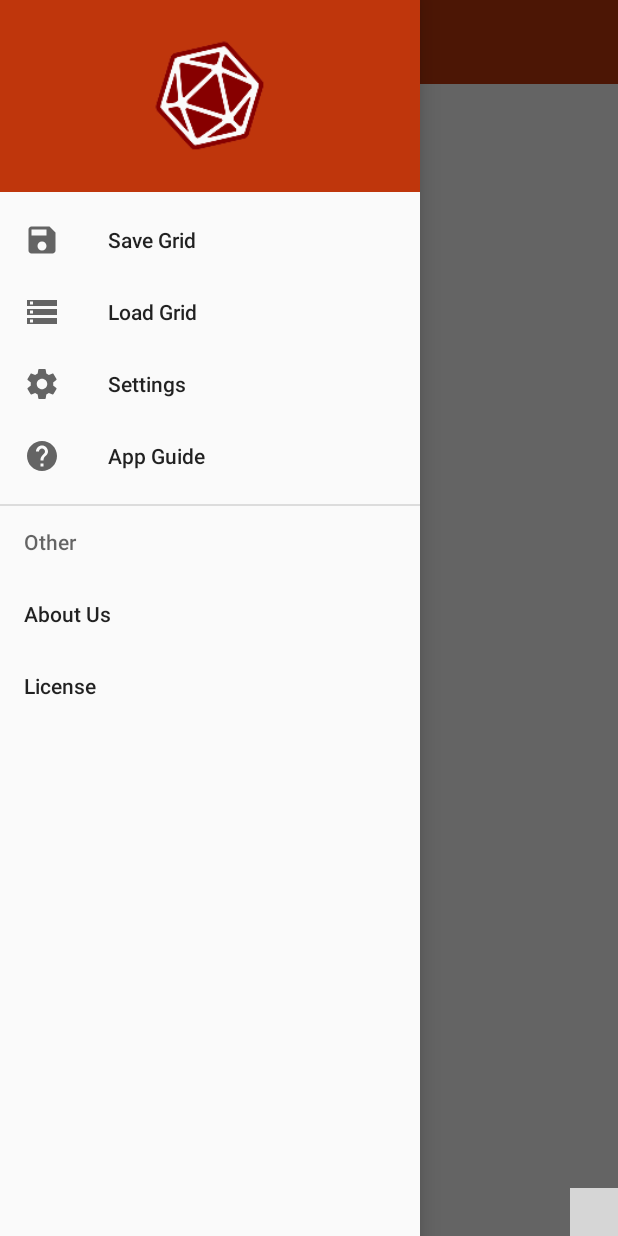
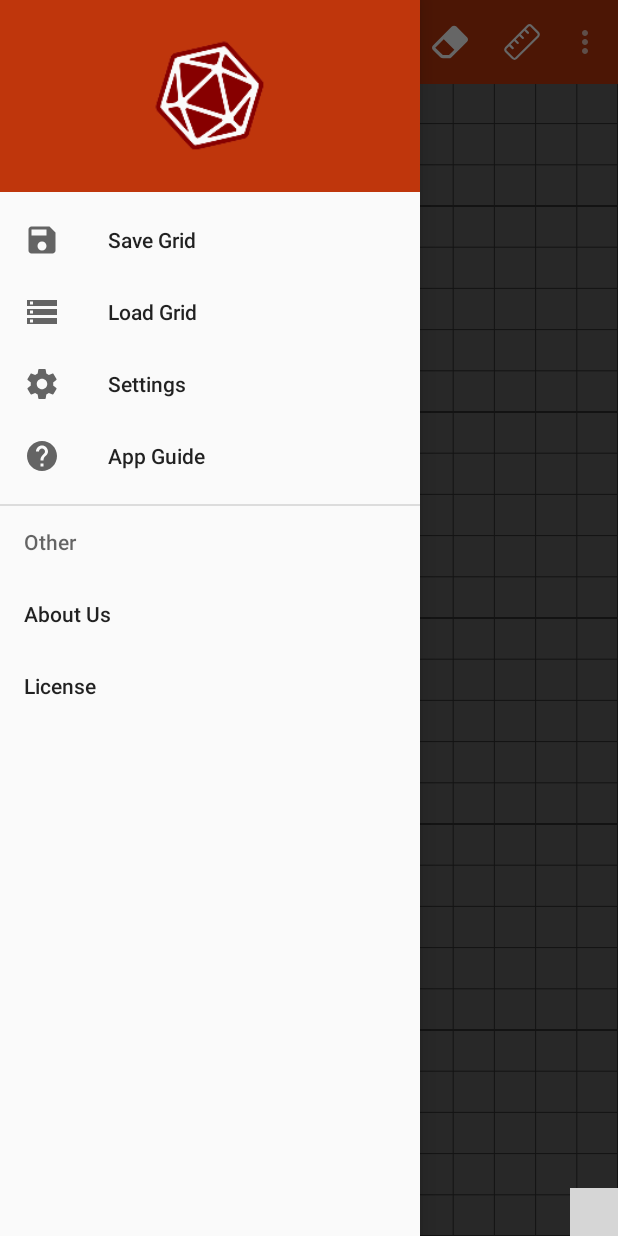
Before and after one commit to Ricc-manc95/IUM_Pregnant_Brains, an Android app: the CombatGrid screen opened directly, with no data from a screen before it, after a tap on "Open", on a phone screen of 412 x 824 dp. Run offline under Robolectric (Android 15) with nearby library versions, the phone set to English and light mode, and no system bars; libraries missing offline, so code that uses them is left out: com.leinardi.android; plain views replace SpeedDialOverlayLayout, SpeedDialView; 6 statements that could not run were skipped; grey boxes are pictures that could not be loaded.

Commit message:
HABEMUS GRIGLIA (E DUNGEON SKETCH MUTO)

```diff
--- a/D&DGridManager/app/src/main/java/com/unica/pregnantbrains/ddgridmanager/CombatGrid.java
+++ b/D&DGridManager/app/src/main/java/com/unica/pregnantbrains/ddgridmanager/CombatGrid.java
@@ -9,7 +9,9 @@ import android.support.v7.app.ActionBarDrawerToggle;
 import android.support.v7.app.AppCompatActivity;
 import android.support.v7.widget.Toolbar;
 import android.util.Log;
+import android.view.Menu;
 import android.view.MenuItem;
+import android.widget.FrameLayout;
 import android.widget.Toast;
 
 import com.leinardi.android.speeddial.SpeedDialActionItem;
@@ -26,6 +28,8 @@ public class CombatGrid extends AppCompatActivity {
     private SpeedDialView mSpeedDialView;
     private NavigationView mNavigationView;
 
+    private GridView mGridView;
+
     @Override
     protected void onCreate(final Bundle savedInstanceState) {
         super.onCreate(savedInstanceState);
@@ -33,7 +37,16 @@ public class CombatGrid extends AppCompatActivity {
 
         Intent intent = getIntent();
 
-        if (this.getApplicationContext() == null) return;
+        mGridView = new GridView(this);
+
+        FrameLayout gridContentFrame = (FrameLayout) this.findViewById(R.id.grid_content_frame);
+        gridContentFrame.addView(mGridView);
+
+        mGridView.requestFocus();
+
+        if (this.getApplicationContext() == null) {
+            return;
+        }
 
         /***/
         /**FAB & Speed Dial*/
@@ -85,6 +98,7 @@ public class CombatGrid extends AppCompatActivity {
                         return true;
                     case R.id.fab_line:
                         Toast.makeText(CombatGrid.this, "Draw Line clicked", Toast.LENGTH_SHORT).show();
+                        mGridView.setDrawMode();
                         mSpeedDialView.close();
                         return true;
                     default:
@@ -167,11 +181,25 @@ public class CombatGrid extends AppCompatActivity {
     @Override
     public boolean onOptionsItemSelected(MenuItem item) {
 
+        int id = item.getItemId();
+
         if (mToggle.onOptionsItemSelected(item)) {
             return true;
         }
+        if (id == R.id.eraser_tool) {
+            mGridView.setEraseMode();
+        } else if (id == R.id.ruler_tool) {
+
+        }
 
         return super.onOptionsItemSelected(item);
+    }
+
+    @Override
+    public boolean onCreateOptionsMenu(Menu menu) {
+        // Inflate the menu; this adds items to the action bar if it is present.
+        getMenuInflater().inflate(R.menu.grid_manipulation_menu, menu);
+        return true;
     }
 
     /**Closing Speed Dial & Drawer on back pressed*/
--- a/D&DGridManager/app/src/main/java/com/unica/pregnantbrains/ddgridmanager/ScrollBuffer.java
+++ b/D&DGridManager/app/src/main/java/com/unica/pregnantbrains/ddgridmanager/ScrollBuffer.java
@@ -36,7 +36,7 @@ public class ScrollBuffer {
         primary = Bitmap.createBitmap(width, height, Bitmap.Config.RGB_565);
         secondary = Bitmap.createBitmap(width, height, Bitmap.Config.RGB_565);
         invalidated = true;
-        mMinDraw = (int) (Units.dpToPx(MIN_DRAW_DIP));
+        //mMinDraw = (int) (Units.dpToPx(MIN_DRAW_DIP));
     }
 
     public DrawRequest scroll(float deltaX, float deltaY) {
--- a/D&DGridManager/app/src/main/java/com/unica/pregnantbrains/ddgridmanager/model/ColorScheme.java
+++ b/D&DGridManager/app/src/main/java/com/unica/pregnantbrains/ddgridmanager/model/ColorScheme.java
@@ -13,11 +13,11 @@ public class ColorScheme {
         this.lineColor = lineColor;
     }
 
-    int getBackgroundColor() {
+    public int getBackgroundColor() {
         return backgroundColor;
     }
 
-    int getLineColor() {
+    public int getLineColor() {
         return lineColor;
     }
 }
--- a/D&DGridManager/app/src/main/java/com/unica/pregnantbrains/ddgridmanager/view/GridView.java
+++ b/D&DGridManager/app/src/main/java/com/unica/pregnantbrains/ddgridmanager/view/GridView.java
@@ -1,36 +1,33 @@
 package com.unica.pregnantbrains.ddgridmanager.view;
 
-import android.annotation.SuppressLint;
 import android.content.Context;
-import android.graphics.Bitmap;
 import android.graphics.Canvas;
 import android.graphics.Color;
 import android.graphics.Paint;
-import android.graphics.Rect;
-import android.graphics.RectF;
-import android.graphics.Region;
-import android.support.v4.widget.SwipeRefreshLayout;
+import android.graphics.PointF;
 import android.view.GestureDetector;
 import android.view.MotionEvent;
 import android.view.ScaleGestureDetector;
-import android.view.SurfaceHolder;
-import android.view.SurfaceView;
 import android.view.View;
 
-import com.unica.pregnantbrains.ddgridmanager.ScrollBuffer;
 import com.unica.pregnantbrains.ddgridmanager.model.ColorScheme;
 import com.unica.pregnantbrains.ddgridmanager.model.CoordinateTransformer;
 import com.unica.pregnantbrains.ddgridmanager.model.TokenCollection;
 import com.unica.pregnantbrains.ddgridmanager.model.primitives.Line;
 import com.unica.pregnantbrains.ddgridmanager.model.primitives.Token;
+import com.unica.pregnantbrains.ddgridmanager.view.interaction.DrawGestureListener;
+import com.unica.pregnantbrains.ddgridmanager.view.interaction.EraserGestureListener;
 import com.unica.pregnantbrains.ddgridmanager.view.interaction.GridViewGestureListener;
+import com.unica.pregnantbrains.ddgridmanager.view.interaction.SimpleGestureListener;
+import com.unica.pregnantbrains.ddgridmanager.view.interaction.TokenManipulationListener;
 
 import java.util.ArrayList;
 import java.util.List;
+import java.util.Random;
 
 import javax.annotation.Nonnull;
 
-public class GridView extends SurfaceView implements View.OnTouchListener {
+public class GridView extends View implements View.OnTouchListener {
     CoordinateTransformer transformer = new CoordinateTransformer();
     Paint paint = new Paint();
     boolean shouldDrawTokens = false;
@@ -69,7 +66,7 @@ public class GridView extends SurfaceView implements View.OnTouchListener {
     }
 
     public void setDrawMode() {
-        setGestureListener(new FingerDrawGestureListener(this));
+        setGestureListener(new DrawGestureListener(this));
     }
 
     public void setEraseMode() {
@@ -92,7 +89,7 @@ public class GridView extends SurfaceView implements View.OnTouchListener {
         shouldDrawTokens = true;
     }
 
-    private void setGestureListener(SimpleAllGestureListener listener) {
+    private void setGestureListener(SimpleGestureListener listener) {
         gestureDetector = new GestureDetector(this.getContext(), listener);
         gestureDetector.setOnDoubleTapListener(listener);
         scaleDetector = new ScaleGestureDetector(this.getContext(), listener);
--- /dev/null
+++ b/D&DGridManager/app/src/main/res/drawable/ic_eraser_white_24dp.xml
@@ -0,0 +1,4 @@
+<vector android:height="24dp" android:viewportHeight="469.333"
+    android:viewportWidth="469.333" android:width="24dp" xmlns:android="http://schemas.android.com/apk/res/android">
+    <path android:fillColor="#FFFFFF" android:pathData="M456.833,172.237L318.167,33.439c-8.061,-8.068 -19.109,-12.103 -30.159,-12.105c-11.055,-0.002 -22.11,4.033 -30.175,12.105L12.5,279.006C4.437,287.076 0,297.794 0,309.201c0,11.407 4.406,22.094 12.594,30.289l95.51,93.318c10.021,9.791 23.25,15.192 37.271,15.192h71.771c14.115,0 27.417,-5.464 37.479,-15.4l202.208,-199.972c8.063,-8.07 12.5,-18.789 12.5,-30.195S464.896,180.308 456.833,172.237zM224.656,402.25c-2.052,2.021 -4.646,3.083 -7.51,3.083h-71.771c-2.844,0 -5.417,-1.042 -7.458,-3.042l-95.25,-92.958l110.708,-110.708l137.844,137.854L224.656,402.25z"/>
+</vector>
--- /dev/null
+++ b/D&DGridManager/app/src/main/res/drawable/ic_ruler_white_24dp.xml
@@ -0,0 +1,4 @@
+<vector android:height="24dp" android:viewportHeight="282.77"
+    android:viewportWidth="282.77" android:width="24dp" xmlns:android="http://schemas.android.com/apk/res/android">
+    <path android:fillColor="#FFFFFF" android:pathData="m274.504,63.515l-55.684,-55.684c-8.701,-10.441 -26.102,-10.441 -36.543,-0l-174.011,174.012c-3.48,5.22 -6.96,12.181 -6.96,19.141 0,6.96 1.74,13.921 6.96,19.141l55.684,55.685c5.22,3.48 12.181,6.96 19.141,6.96 6.96,0 12.181,-3.48 17.401,-6.96l174.012,-174.012c3.48,-5.22 6.96,-12.181 6.96,-19.141 0.001,-6.961 -1.739,-13.922 -6.96,-19.142zM262.324,89.617l-174.012,174.012c-3.48,3.48 -8.701,3.48 -12.181,0l-55.684,-55.684c0,-1.74 -1.74,-3.48 -1.74,-6.96 0,-3.48 0,-5.22 1.74,-6.96l20.011,-20.011 21.752,21.752c1.74,1.74 5.22,1.74 6.96,1.74s5.22,-1.74 5.22,-1.74c3.48,-3.48 3.48,-8.701 0,-12.181l-21.752,-21.752 27.842,-27.842 21.752,21.752c1.74,1.74 5.22,1.74 6.96,1.74s5.22,-1.74 5.22,-1.74c3.48,-3.48 3.48,-8.701 0,-12.181l-21.752,-21.752 27.842,-27.842 21.752,21.752c1.74,1.74 5.22,1.74 6.96,1.74 1.74,0 3.48,-1.74 5.22,-1.74 3.48,-3.48 3.48,-8.701 0,-12.181l-21.751,-21.752 27.842,-27.842 21.752,21.752c1.74,1.74 5.22,1.74 6.96,1.74 1.74,0 3.48,0 5.22,-1.74 3.48,-3.48 3.48,-8.701 0,-12.181l-21.752,-21.752 21.752,-21.752c1.74,0 5.22,-1.74 6.96,-1.74 3.48,0 5.22,1.74 5.22,1.74l55.684,55.684c0,1.74 1.74,3.48 1.74,6.96 0.001,3.479 0.003,5.22 -1.737,6.961z"/>
+</vector>
--- a/D&DGridManager/app/src/main/res/layout/activity_combat_grid.xml
+++ b/D&DGridManager/app/src/main/res/layout/activity_combat_grid.xml
@@ -6,6 +6,11 @@
     android:layout_width="match_parent"
     android:layout_height="match_parent"
     tools:context=".CombatGrid">
+    <FrameLayout
+        android:id="@+id/grid_content_frame"
+        android:layout_width="fill_parent"
+        android:layout_alignParentTop="true"
+        android:layout_height="fill_parent"></FrameLayout>
 
     <android.support.design.widget.CoordinatorLayout
         android:layout_width="match_parent"
--- /dev/null
+++ b/D&DGridManager/app/src/main/res/menu/grid_manipulation_menu.xml
@@ -0,0 +1,20 @@
+<?xml version="1.0" encoding="utf-8"?>
+<menu xmlns:android="http://schemas.android.com/apk/res/android"
+    xmlns:app="http://schemas.android.com/apk/res-auto">
+    <item
+        android:id="@+id/boh"
+        android:icon="@drawable/ic_eraser_white_24dp"
+        android:title="Se mai volessimo metterci altra roba, i puntini visivamente ci stanno meglio"
+        app:showAsAction="never"/>
+
+    <item
+        android:id="@+id/eraser_tool"
+        android:icon="@drawable/ic_eraser_white_24dp"
+        android:title="Eraser"
+        app:showAsAction="always"/>
+    <item
+        android:id="@+id/ruler_tool"
+        android:icon="@drawable/ic_ruler_white_24dp"
+        android:title="Ruler"
+        app:showAsAction="always"/>
+</menu>
```
Also changed, not shown: D&DGridManager/app/src/main/java/com/unica/pregnantbrains/ddgridmanager/view/interaction/DrawGestureListener.java (added, +31 -0 lines), D&DGridManager/app/src/main/java/com/unica/pregnantbrains/ddgridmanager/view/interaction/EraserGestureListener.java (added, +25 -0 lines), D&DGridManager/app/src/main/java/com/unica/pregnantbrains/ddgridmanager/view/interaction/GridViewGestureListener.java (+3 -57 lines), D&DGridManager/app/src/main/java/com/unica/pregnantbrains/ddgridmanager/view/interaction/SimpleGestureListener.java (added, +53 -0 lines), D&DGridManager/app/src/main/java/com/unica/pregnantbrains/ddgridmanager/view/interaction/TokenManipulationListener.java (added, +36 -0 lines), D&DGridManager/app/src/main/java/com/unica/pregnantbrains/ddgridmanager/view/interaction/ZoomPanGestureListener.java (added, +28 -0 lines).
